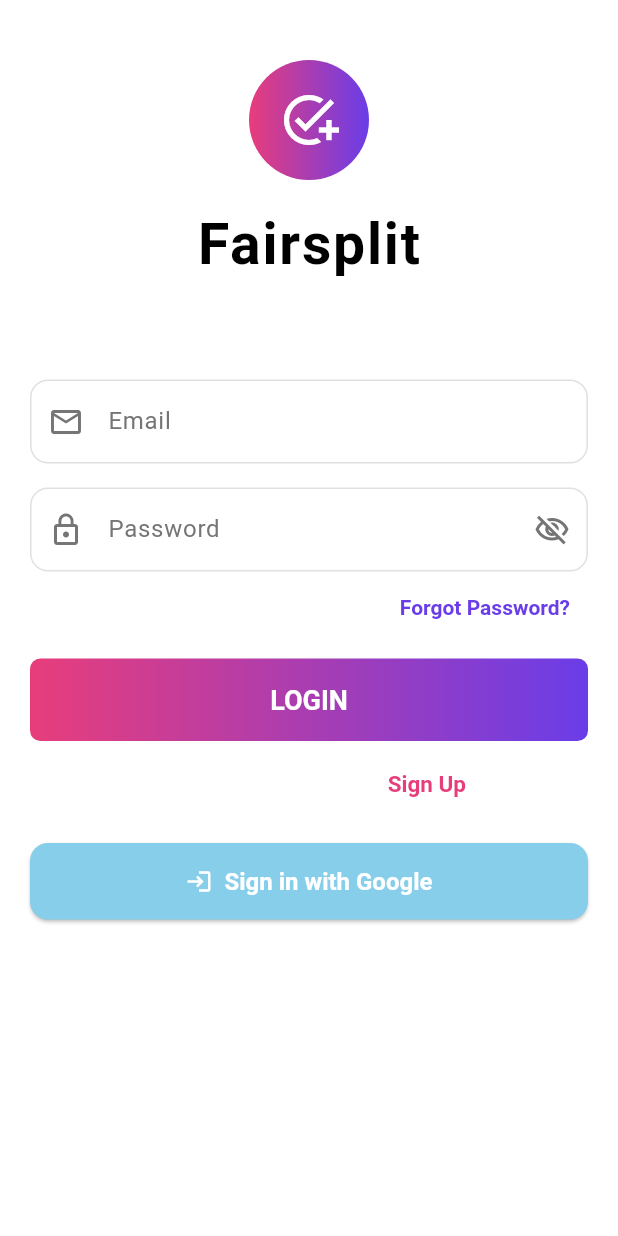
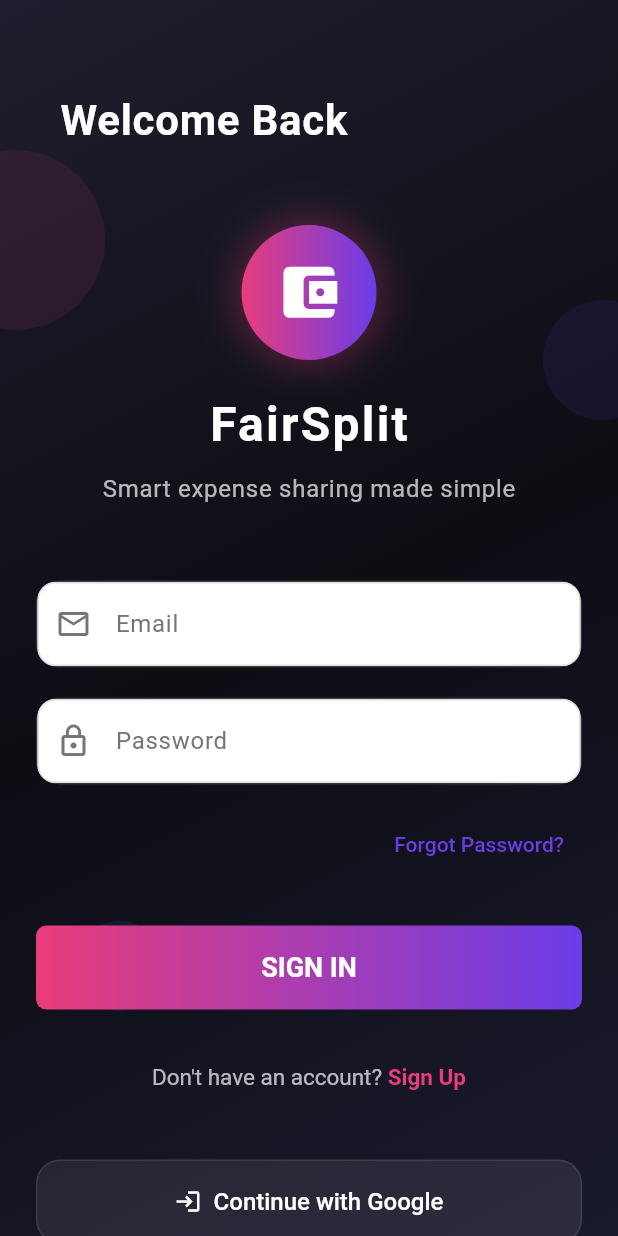
Before and after one commit to UTH-BrotherHood/fairsplit, a Flutter app: the screen it shows after launch, on a phone screen of 412 x 824 dp. Run offline on Flutter 3.47's test engine with Material 3 defaults, Android fonts, the light colour scheme and no system bars; our stand-ins replace firebase_core, flutter_riverpod, go_router, google_fonts, shared_preferences; accounts and stored records are empty.

Commit message:
feat: Revamp LoginPage with animations and UI enhancements
- Added animation effects for a smoother user experience during login.
- Updated the layout with a gradient background and floating circles for visual appeal.
- Improved loading state management for login and Google sign-in buttons.
- Enhanced error handling to provide clearer feedback on login failures.
- Refined UI elements, including text fields and buttons, for better usability and aesthetics.

```diff
--- a/lib/features/auth/presentation/views/login_page.dart
+++ b/lib/features/auth/presentation/views/login_page.dart
@@ -16,7 +16,8 @@ class LoginPage extends ConsumerStatefulWidget {
   ConsumerState<LoginPage> createState() => _LoginPageState();
 }
 
-class _LoginPageState extends ConsumerState<LoginPage> {
+class _LoginPageState extends ConsumerState<LoginPage>
+    with TickerProviderStateMixin {
   bool _loading = false;
   bool _obscurePassword = true;
 
@@ -26,10 +27,36 @@ class _LoginPageState extends ConsumerState<LoginPage> {
   );
 
   final List<String> hintTexts = ["Email", "Password"];
+  late AnimationController _animationController;
+  late Animation<double> _fadeAnimation;
+  late Animation<Offset> _slideAnimation;
+
+  @override
+  void initState() {
+    super.initState();
+    _animationController = AnimationController(
+      duration: const Duration(milliseconds: 1500),
+      vsync: this,
+    );
+
+    _fadeAnimation = Tween<double>(begin: 0.0, end: 1.0).animate(
+      CurvedAnimation(parent: _animationController, curve: Curves.easeInOut),
+    );
+
+    _slideAnimation =
+        Tween<Offset>(begin: const Offset(0, 0.3), end: Offset.zero).animate(
+          CurvedAnimation(
+            parent: _animationController,
+            curve: Curves.easeOutCubic,
+          ),
+        );
+
+    _animationController.forward();
+  }
 
   @override
   void dispose() {
-    // ignore: avoid_function_literals_in_foreach_calls
+    _animationController.dispose();
     controllers.forEach((controller) {
       controller.dispose();
     });
@@ -37,6 +64,7 @@ class _LoginPageState extends ConsumerState<LoginPage> {
   }
 
   login() async {
+    setState(() => _loading = true);
     try {
       await ref
           .read(authViewModelProvider.notifier)
@@ -46,11 +74,19 @@ class _LoginPageState extends ConsumerState<LoginPage> {
       context.go('/');
     } catch (e) {
       if (!mounted) return;
+
+      String errorMessage = e.toString();
+      if (errorMessage.startsWith('Exception: ')) {
+        errorMessage = errorMessage.substring(11);
+      }
+
       showSnackBar(
-        content: e.toString(),
+        content: errorMessage,
         context: context,
         backgroundColor: Colors.red,
       );
+    } finally {
+      if (mounted) setState(() => _loading = false);
     }
   }
 
@@ -59,56 +95,101 @@ class _LoginPageState extends ConsumerState<LoginPage> {
   @override
   Widget build(BuildContext context) {
     return Scaffold(
-      // backgroundColor: const Color(0xFF121212),
-      body: SafeArea(
+      body: Container(
+        decoration: BoxDecoration(
+          gradient: LinearGradient(
+            begin: Alignment.topLeft,
+            end: Alignment.bottomRight,
+            colors: [
+              const Color(0xFF1E1E2E),
+              const Color(0xFF0D0D14),
+              const Color(0xFF1A1A2E),
+            ],
+          ),
+        ),
+        child: Stack(
+          children: [
+            // Animated background elements
+            Positioned(
+              top: 100,
+              left: -50,
+              child: _buildFloatingCircle(
+                size: 120,
+                color: const Color(0xFFE83D7B).withOpacity(0.1),
+                animation: _fadeAnimation,
+              ),
+            ),
+            Positioned(
+              top: 200,
+              right: -30,
+              child: _buildFloatingCircle(
+                size: 80,
+                color: const Color(0xFF6A3DE8).withOpacity(0.1),
+                animation: _fadeAnimation,
+              ),
+            ),
+            Positioned(
+              bottom: 150,
+              left: 50,
+              child: _buildFloatingCircle(
+                size: 60,
+                color: const Color(0xFF3D7BE8).withOpacity(0.1),
+                animation: _fadeAnimation,
+              ),
+            ),
+
+            SafeArea(
               child: SingleChildScrollView(
-          padding: const EdgeInsets.symmetric(horizontal: 20),
+                padding: const EdgeInsets.symmetric(horizontal: 24),
+                child: FadeTransition(
+                  opacity: _fadeAnimation,
+                  child: SlideTransition(
+                    position: _slideAnimation,
                     child: Form(
                       key: _globalKey,
                       child: Column(
                         crossAxisAlignment: CrossAxisAlignment.stretch,
                         children: [
-                SizedBox(height: 40),
+                          const SizedBox(height: 60),
+                          _buildHeader(),
+                          const SizedBox(height: 50),
                           _buildLogoSection(),
-
-                SizedBox(height: 40),
+                          const SizedBox(height: 50),
                           _buildLoginFields(),
-
-                SizedBox(height: 10),
+                          const SizedBox(height: 30),
                           _buildLoginButton(),
-
-                SizedBox(height: 20),
+                          const SizedBox(height: 20),
                           _buildSignupOption(context),
-
-                SizedBox(height: 30),
-                ElevatedButton.icon(
-                  icon: const Icon(Icons.login),
-                  label: _loading
-                      ? const CircularProgressIndicator(
-                          color: Colors.white,
-                          strokeWidth: 2,
-                        )
-                      : const Text('Sign in with Google'),
-                  onPressed: _loading
-                      ? null
-                      : () async {
-                          setState(() => _loading = true);
-                          await ref
-                              .read(authViewModelProvider.notifier)
-                              .signInWithGoogle();
-                          if (!mounted) return;
-                          setState(() => _loading = false);
-                        },
-                  style: ElevatedButton.styleFrom(
-                    padding: const EdgeInsets.all(16),
-                  ),
-                ),
-                const SizedBox(height: 32),
+                          const SizedBox(height: 30),
+                          _buildGoogleSignInButton(),
+                          const SizedBox(height: 40),
                         ],
                       ),
                     ),
                   ),
                 ),
+              ),
+            ),
+          ],
+        ),
+      ),
+    );
+  }
+
+  Widget _buildHeader() {
+    return Row(
+      children: [
+        const SizedBox(width: 16),
+        const Text(
+          'Welcome Back',
+          style: TextStyle(
+            fontSize: 28,
+            fontWeight: FontWeight.bold,
+            color: Colors.white,
+            letterSpacing: 0.5,
+          ),
+        ),
+      ],
     );
   }
 
@@ -116,34 +197,43 @@ class _LoginPageState extends ConsumerState<LoginPage> {
     return Column(
       children: [
         Container(
-          width: 80,
-          height: 80,
+          width: 90,
+          height: 90,
           decoration: BoxDecoration(
             shape: BoxShape.circle,
-            gradient: LinearGradient(
-              colors: [
-                Color(0xFFE83D7B), // Pink
-                Color(0xFF6A3DE8), // Purple
+            gradient: const LinearGradient(
+              colors: [Color(0xFFE83D7B), Color(0xFF6A3DE8)],
+            ),
+            boxShadow: [
+              BoxShadow(
+                color: const Color(0xFFE83D7B).withOpacity(0.3),
+                blurRadius: 20,
+                spreadRadius: 5,
+              ),
             ],
           ),
-          ),
-          child: Icon(Icons.add_task, color: Colors.white, size: 40),
-        ),
-        SizedBox(height: 16),
-        Text(
-          'Fairsplit',
-          style: TextStyle(
-            fontSize: 38,
-            fontWeight: FontWeight.bold,
-            // color: Colors.white,
-            letterSpacing: 1.2,
+          child: const Icon(
+            Icons.account_balance_wallet,
+            color: Colors.white,
+            size: 45,
           ),
         ),
+        const SizedBox(height: 20),
+        const Text(
+          'FairSplit',
+          style: TextStyle(
+            fontSize: 32,
+            fontWeight: FontWeight.bold,
+            color: Colors.white,
+            letterSpacing: 1.5,
+          ),
+        ),
+        const SizedBox(height: 8),
         Text(
-          'Shared Shopping List',
+          'Smart expense sharing made simple',
           style: TextStyle(
             fontSize: 16,
-            color: Colors.white70,
+            color: Colors.white.withOpacity(0.7),
             letterSpacing: 0.5,
           ),
         ),
@@ -154,12 +244,13 @@ class _LoginPageState extends ConsumerState<LoginPage> {
   Widget _buildLoginFields() {
     return Column(
       children: [
-        // Email field with custom styling
+        // Email field
         Container(
-          margin: EdgeInsets.only(bottom: 16),
+          margin: const EdgeInsets.only(bottom: 20),
           decoration: BoxDecoration(
-            color: Colors.white.withValues(alpha: 0.08),
+            color: Colors.white.withOpacity(0.08),
             borderRadius: BorderRadius.circular(16),
+            border: Border.all(color: Colors.white.withOpacity(0.1), width: 1),
           ),
           child: CustomTextField(
             hintText: hintTexts[0],
@@ -169,11 +260,13 @@ class _LoginPageState extends ConsumerState<LoginPage> {
           ),
         ),
 
-        // Password field with custom styling
+        // Password field
         Container(
+          margin: const EdgeInsets.only(bottom: 16),
           decoration: BoxDecoration(
-            color: Colors.white.withValues(alpha: 0.08),
+            color: Colors.white.withOpacity(0.08),
             borderRadius: BorderRadius.circular(16),
+            border: Border.all(color: Colors.white.withOpacity(0.1), width: 1),
           ),
           child: CustomTextField(
             hintText: hintTexts[1],
@@ -185,7 +278,7 @@ class _LoginPageState extends ConsumerState<LoginPage> {
                 _obscurePassword
                     ? Icons.visibility_off_outlined
                     : Icons.visibility_outlined,
-                color: Colors.grey[600],
+                color: Colors.white.withOpacity(0.6),
               ),
               onPressed: () {
                 setState(() {
@@ -204,7 +297,11 @@ class _LoginPageState extends ConsumerState<LoginPage> {
             onPressed: () {},
             child: Text(
               'Forgot Password?',
-              style: TextStyle(color: Color(0xFF6A3DE8), fontSize: 14),
+              style: TextStyle(
+                color: const Color(0xFF6A3DE8),
+                fontSize: 14,
+                fontWeight: FontWeight.w500,
+              ),
             ),
           ),
         ),
@@ -215,19 +312,17 @@ class _LoginPageState extends ConsumerState<LoginPage> {
   Widget _buildLoginButton() {
     return SizedBox(
       width: double.infinity,
-      height: 55,
+      height: 56,
       child: AuthGradientButton(
         onPressed: () {
           if (_globalKey.currentState!.validate()) {
             login();
           }
         },
-        text: 'LOGIN',
-        gradient: LinearGradient(
-          colors: [
-            Color(0xFFE83D7B), // Pink
-            Color(0xFF6A3DE8), // Purple
-          ],
+        text: 'SIGN IN',
+        isLoading: _loading,
+        gradient: const LinearGradient(
+          colors: [Color(0xFFE83D7B), Color(0xFF6A3DE8)],
         ),
       ),
     );
@@ -238,19 +333,21 @@ class _LoginPageState extends ConsumerState<LoginPage> {
       onTap: () {
         Navigator.push(
           context,
-          MaterialPageRoute(builder: (_) => SignUpPage()),
+          MaterialPageRoute(builder: (_) => const SignUpPage()),
         );
       },
+      child: Container(
+        padding: const EdgeInsets.symmetric(vertical: 16),
         child: Center(
           child: RichText(
             text: TextSpan(
-            style: TextStyle(fontSize: 15),
+              style: const TextStyle(fontSize: 15),
               children: [
                 TextSpan(
                   text: 'Don\'t have an account? ',
-                style: TextStyle(color: Colors.white70),
+                  style: TextStyle(color: Colors.white.withOpacity(0.7)),
                 ),
-              TextSpan(
+                const TextSpan(
                   text: 'Sign Up',
                   style: TextStyle(
                     color: Color(0xFFE83D7B),
@@ -261,6 +358,89 @@ class _LoginPageState extends ConsumerState<LoginPage> {
             ),
           ),
         ),
+      ),
+    );
+  }
+
+  Widget _buildGoogleSignInButton() {
+    return Container(
+      height: 56,
+      decoration: BoxDecoration(
+        color: Colors.white.withOpacity(0.08),
+        borderRadius: BorderRadius.circular(16),
+        border: Border.all(color: Colors.white.withOpacity(0.1), width: 1),
+      ),
+      child: ElevatedButton.icon(
+        icon: _loading
+            ? const SizedBox(
+                width: 20,
+                height: 20,
+                child: CircularProgressIndicator(
+                  strokeWidth: 2,
+                  valueColor: AlwaysStoppedAnimation<Color>(Colors.white),
+                ),
+              )
+            : const Icon(Icons.login, color: Colors.white),
+        label: _loading
+            ? const SizedBox.shrink()
+            : const Text(
+                'Continue with Google',
+                style: TextStyle(
+                  color: Colors.white,
+                  fontSize: 16,
+                  fontWeight: FontWeight.w500,
+                ),
+              ),
+        onPressed: _loading
+            ? null
+            : () async {
+                setState(() => _loading = true);
+                try {
+                  await ref
+                      .read(authViewModelProvider.notifier)
+                      .signInWithGoogle();
+                  if (!mounted) return;
+                  ref.invalidate(profileViewModelProvider);
+                  context.go('/');
+                } catch (e) {
+                  if (!mounted) return;
+                  showSnackBar(
+                    content: e.toString(),
+                    context: context,
+                    backgroundColor: Colors.red,
+                  );
+                } finally {
+                  if (mounted) setState(() => _loading = false);
+                }
+              },
+        style: ElevatedButton.styleFrom(
+          backgroundColor: Colors.transparent,
+          shadowColor: Colors.transparent,
+          shape: RoundedRectangleBorder(
+            borderRadius: BorderRadius.circular(16),
+          ),
+        ),
+      ),
+    );
+  }
+
+  Widget _buildFloatingCircle({
+    required double size,
+    required Color color,
+    required Animation<double> animation,
+  }) {
+    return AnimatedBuilder(
+      animation: animation,
+      builder: (context, child) {
+        return Transform.scale(
+          scale: animation.value,
+          child: Container(
+            width: size,
+            height: size,
+            decoration: BoxDecoration(shape: BoxShape.circle, color: color),
+          ),
+        );
+      },
     );
   }
 }
```
Lines whose indentation alone changed are shown as unchanged.
